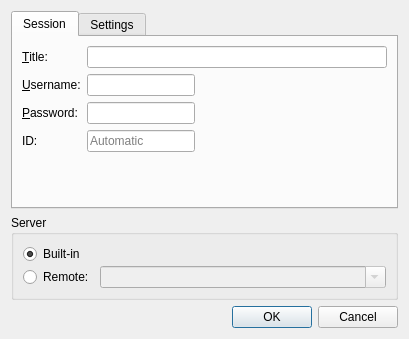
Above: src/client/ui/hostdialog.ui from drawpile/Drawpile before the change. Below: the same form after it.
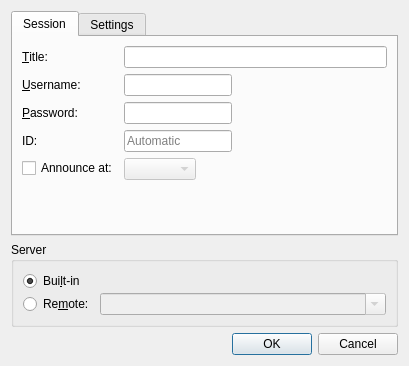
That is the form after the change.

Diff of the .ui file:
```diff
--- a/src/client/ui/hostdialog.ui
+++ b/src/client/ui/hostdialog.ui
@@ -10,7 +10,7 @@
     <x>0</x>
     <y>0</y>
     <width>409</width>
-    <height>339</height>
+    <height>366</height>
    </rect>
   </property>
   <property name="windowTitle">
@@ -119,6 +119,29 @@
          </property>
         </widget>
        </item>
+       <item row="4" column="0">
+        <widget class="QCheckBox" name="announce">
+         <property name="toolTip">
+          <string>Announce the session at a public list</string>
+         </property>
+         <property name="text">
+          <string>Announce at:</string>
+         </property>
+        </widget>
+       </item>
+       <item row="4" column="1">
+        <widget class="QComboBox" name="listingserver">
+         <property name="enabled">
+          <bool>false</bool>
+         </property>
+         <property name="sizePolicy">
+          <sizepolicy hsizetype="Preferred" vsizetype="Fixed">
+           <horstretch>0</horstretch>
+           <verstretch>0</verstretch>
+          </sizepolicy>
+         </property>
+        </widget>
+       </item>
       </layout>
      </widget>
      <widget class="QWidget" name="tab_2">
@@ -218,7 +241,7 @@
       <item row="0" column="0">
        <widget class="QRadioButton" name="uselocal">
         <property name="text">
-         <string>Built-in</string>
+         <string>Bui&amp;lt-in</string>
         </property>
         <property name="checked">
          <bool>true</bool>
@@ -228,7 +251,7 @@
       <item row="1" column="0">
        <widget class="QRadioButton" name="useremote">
         <property name="text">
-         <string>Remote:</string>
+         <string>Re&amp;mote:</string>
         </property>
        </widget>
       </item>
```
Left out of the diff: 34 changed lines with no effect on the pictures.
